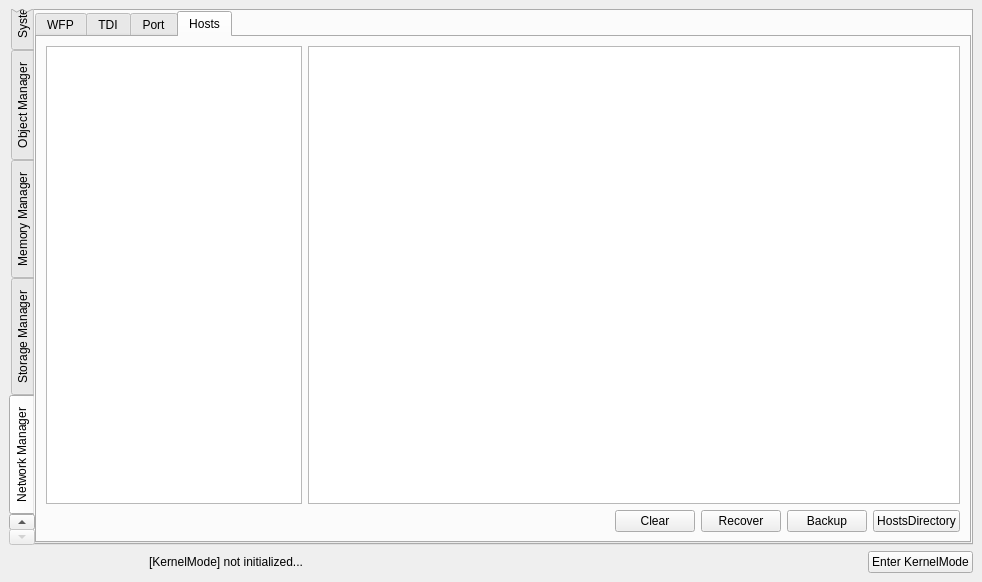
This is src/OpenArk/ui/kernel.ui in BlackINT3/OpenArk as Qt 5 draws it before an edit. The edited form follows.
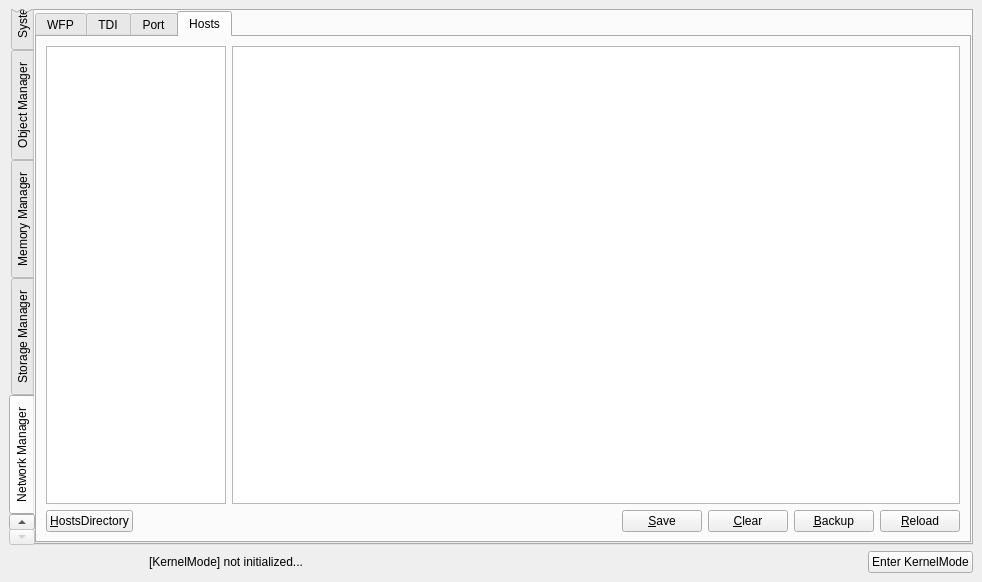
This is the edited form.

Commit message: Add hosts file manager feature.

What changed in the file:
```diff
--- a/src/OpenArk/ui/kernel.ui
+++ b/src/OpenArk/ui/kernel.ui
@@ -990,13 +990,19 @@
            <item>
             <layout class="QHBoxLayout" name="horizontalLayout_11">
              <item>
-              <widget class="QListView" name="listView">
+              <widget class="QListWidget" name="hostsFileListWidget">
                <property name="sizePolicy">
-                <sizepolicy hsizetype="Fixed" vsizetype="Minimum">
+                <sizepolicy hsizetype="Fixed" vsizetype="Expanding">
                  <horstretch>0</horstretch>
                  <verstretch>0</verstretch>
                 </sizepolicy>
                </property>
+               <property name="maximumSize">
+                <size>
+                 <width>180</width>
+                 <height>16777215</height>
+                </size>
+               </property>
               </widget>
              </item>
              <item>
@@ -1006,6 +1012,13 @@
            </item>
            <item>
             <layout class="QHBoxLayout" name="horizontalLayout_5">
+             <item>
+              <widget class="QPushButton" name="hostsDirBtn">
+               <property name="text">
+                <string>&amp;HostsDirectory</string>
+               </property>
+              </widget>
+             </item>
              <item>
               <spacer name="horizontalSpacer_2">
                <property name="orientation">
@@ -1022,28 +1035,28 @@
              <item>
               <widget class="QPushButton" name="pushButton_6">
                <property name="text">
-                <string>Clear</string>
+                <string>&amp;Save</string>
                </property>
               </widget>
              </item>
              <item>
               <widget class="QPushButton" name="pushButton_5">
                <property name="text">
-                <string>Recover</string>
+                <string>&amp;Clear</string>
                </property>
               </widget>
              </item>
              <item>
               <widget class="QPushButton" name="pushButton_4">
                <property name="text">
-                <string>Backup</string>
+                <string>&amp;Backup</string>
                </property>
               </widget>
              </item>
              <item>
               <widget class="QPushButton" name="pushButton_7">
                <property name="text">
-                <string>HostsDirectory</string>
+                <string>&amp;Reload</string>
                </property>
               </widget>
              </item>
```
Left out of the diff: 16 changed lines with no effect on the pictures. The commit also changes 10 other files.
